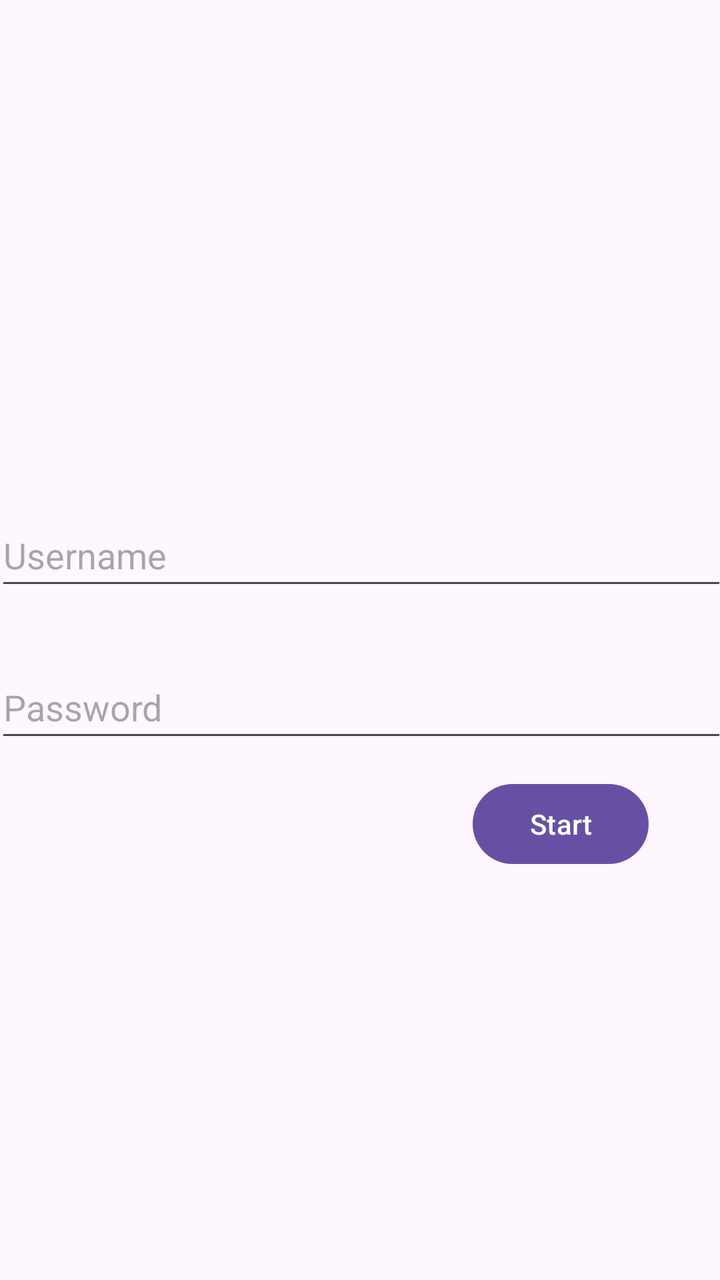
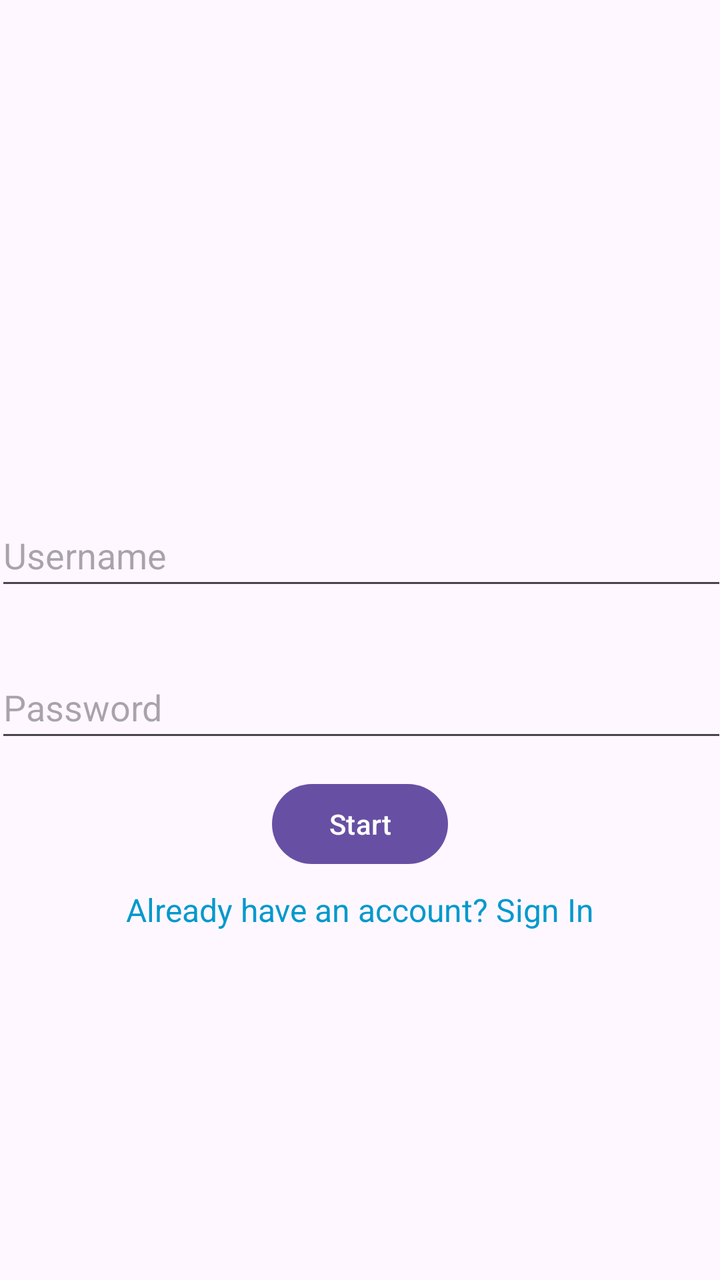

Screens rendered from an Android XML layout before and after an edit, with the pre-edit source and the edit as a unified diff.
<!-- AndroidManifest.xml: application theme Theme.StayAccountable -->
<!-- res/layout/activity_main.xml -->
<?xml version="1.0" encoding="utf-8"?>
<androidx.constraintlayout.widget.ConstraintLayout xmlns:android="http://schemas.android.com/apk/res/android"
    xmlns:app="http://schemas.android.com/apk/res-auto"
    xmlns:tools="http://schemas.android.com/tools"
    android:id="@+id/main"
    android:layout_width="match_parent"
    android:layout_height="match_parent"
    tools:context=".MainActivity">

    <EditText
        android:id="@+id/usernameEditText"
        android:layout_width="366dp"
        android:layout_height="48dp"
        android:layout_marginTop="252dp"
        android:autofillHints="username"
        android:hint="@string/username"
        android:inputType="textPersonName"
        android:importantForAccessibility="yes"
        app:layout_constraintEnd_toEndOf="parent"
        app:layout_constraintHorizontal_bias="0.488"
        app:layout_constraintStart_toStartOf="parent"
        app:layout_constraintTop_toTopOf="parent" />

    <EditText
        android:id="@+id/etPassword"
        android:layout_width="366dp"
        android:layout_height="48dp"
        android:layout_marginTop="28dp"
        android:autofillHints="password"
        android:hint="@string/password"
        android:inputType="textPassword"
        app:layout_constraintEnd_toEndOf="parent"
        app:layout_constraintHorizontal_bias="0.488"
        app:layout_constraintStart_toStartOf="parent"
        app:layout_constraintTop_toBottomOf="@id/usernameEditText" />

    <Button
        android:id="@+id/startButton"
        android:layout_width="wrap_content"
        android:layout_height="wrap_content"
        android:layout_marginTop="12dp"
        android:text="@string/start"
        android:contentDescription="@string/start_the_application"
        app:layout_constraintEnd_toEndOf="parent"
        app:layout_constraintHorizontal_bias="0.869"
        app:layout_constraintStart_toStartOf="parent"
        app:layout_constraintTop_toBottomOf="@id/etPassword" />

</androidx.constraintlayout.widget.ConstraintLayout>
<!-- resources referenced by this layout -->
<resources>
  <string name="password">Password</string>
  <string name="start">Start</string>
  <string name="start_the_application">Start the application</string>
  <string name="username">Username</string>
  <style name="Theme.StayAccountable" parent="Base.Theme.StayAccountable" />
  <style name="Base.Theme.StayAccountable" parent="Theme.Material3.DayNight.NoActionBar">
          
          
      </style>
</resources>

<!-- the commit's change to res/layout/activity_main.xml (unified diff, before → after) -->
@@ -42,8 +42,23 @@
         android:text="@string/start"
         android:contentDescription="@string/start_the_application"
         app:layout_constraintEnd_toEndOf="parent"
-        app:layout_constraintHorizontal_bias="0.869"
+        app:layout_constraintHorizontal_bias="0.5"
         app:layout_constraintStart_toStartOf="parent"
         app:layout_constraintTop_toBottomOf="@id/etPassword" />
 
+    <TextView
+        android:id="@+id/toggleAuthModeText"
+        android:layout_width="wrap_content"
+        android:layout_height="wrap_content"
+        android:layout_marginTop="8dp"
+        android:text="@string/toggle_to_sign_in"
+        android:textColor="@android:color/holo_blue_dark"
+        android:textSize="16sp"
+        android:clickable="true"
+        android:focusable="true"
+        app:layout_constraintTop_toBottomOf="@id/startButton"
+        app:layout_constraintStart_toStartOf="parent"
+        app:layout_constraintEnd_toEndOf="parent"
+        app:layout_constraintHorizontal_bias="0.5" />
+
 </androidx.constraintlayout.widget.ConstraintLayout>
<!-- resource entries referenced after the edit -->
@@ -3,6 +3,7 @@
   <string name="password">Password</string>
   <string name="start">Start</string>
   <string name="start_the_application">Start the application</string>
+  <string name="toggle_to_sign_in">Already have an account? Sign In</string>
   <string name="username">Username</string>
   <style name="Theme.StayAccountable" parent="Base.Theme.StayAccountable" />
   <style name="Base.Theme.StayAccountable" parent="Theme.Material3.DayNight.NoActionBar">
